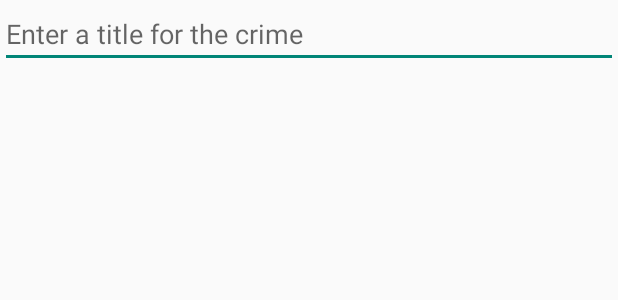
After one commit to jahuey777/AndroidCrimes, an Android app: the layout fragment_crime.xml on its own in the app's theme, with its tools: preview values and no code run, on a phone screen of 412 x 824 dp. The commit adds this screen. Shown: the top 300 px of the screen. Run offline under Robolectric (Android 15) with nearby library versions, the phone set to English and light mode, and no system bars.

Commit message:
adding crimefragment class

```diff
--- /dev/null
+++ b/CriminalIntent/app/src/main/res/layout/fragment_crime.xml
@@ -0,0 +1,15 @@
+<?xml version="1.0" encoding="utf-8"?>
+<LinearLayout
+    xmlns:android="http://schemas.android.com/apk/res/android"
+    android:orientation="vertical"
+    android:layout_width="match_parent"
+    android:layout_height="match_parent">
+
+    <EditText
+        android:layout_width="match_parent"
+        android:layout_height="wrap_content"
+        android:id="@+id/crime_title"
+        android:hint="@string/crime_title_hint"
+    />
+
+</LinearLayout>
--- a/CriminalIntent/app/src/main/res/values/strings.xml
+++ b/CriminalIntent/app/src/main/res/values/strings.xml
@@ -2,7 +2,9 @@
 <resources>
 
     <string name="app_name">CriminalIntent</string>
-    <string name="hello_world">Hello world!</string>
     <string name="action_settings">Settings</string>
+    <string name="title_activity_crime">CrimeActivity</string>
+    <string name="crime_title_hint">Enter a title for the crime</string>
+
 
 </resources>
```
Also changed, not shown: CriminalIntent/app/src/main/java/com/bignerdranch/android/criminalIntent/CrimeFragment.java (added, +32 -0 lines), 1 other file.
